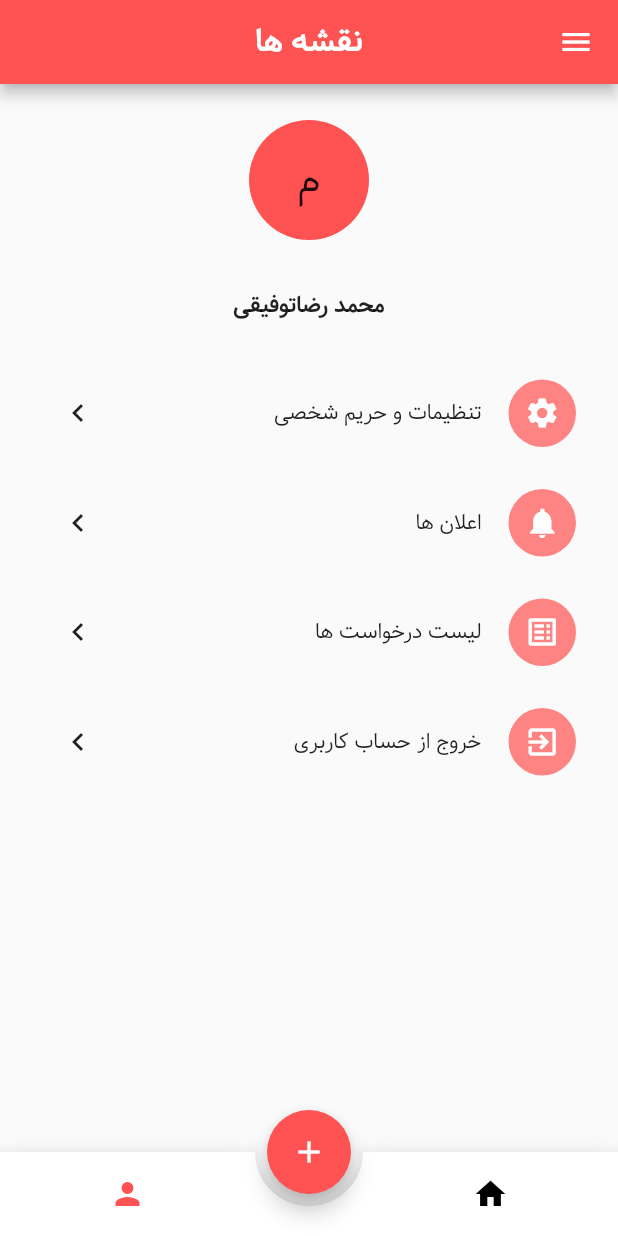
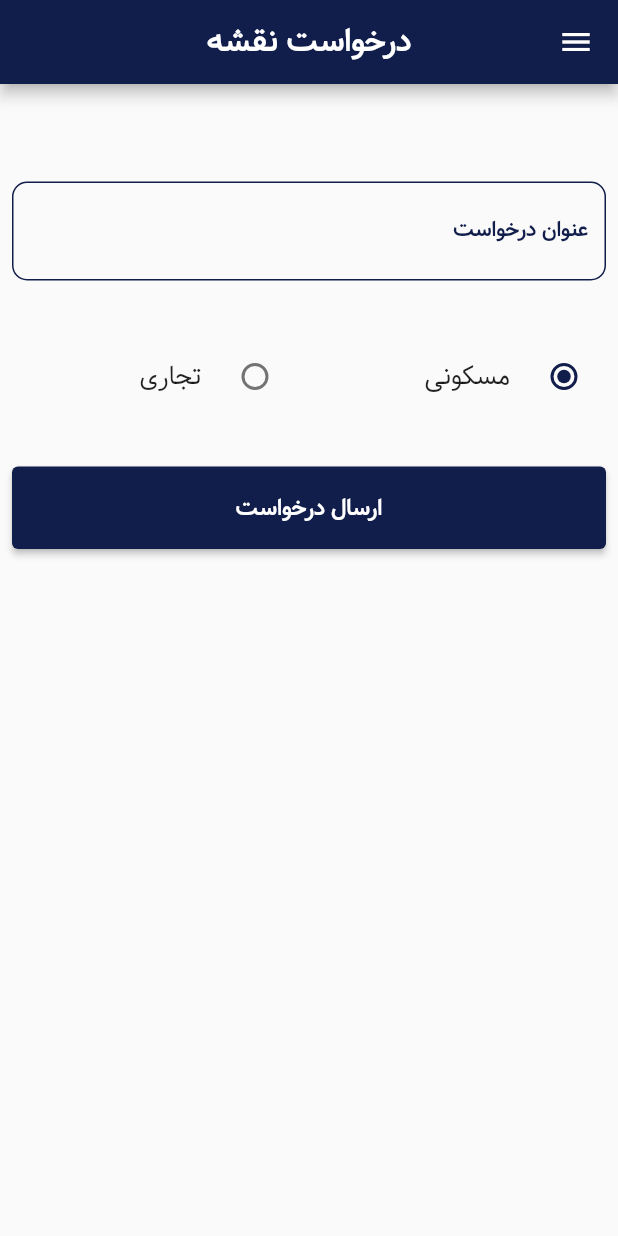
Before and after one commit to smrTofighi/naghsheha_app, a Flutter app: the screen it shows after launch, item 2 of the bottom bar chosen, after a tap on the "add" icon, on a phone screen of 412 x 824 dp. Run offline on Flutter 3.47's test engine with Material 2 defaults, Android fonts, the phone set to English and light mode, and no system bars; drawn by our look-alikes of animated_bottom_navigation_bar; our stand-ins replace dio, flutter_spinkit, get; network calls fail; statements that could not run were skipped.

Commit message:
create and design request view

```diff
--- a/lib/constant/colors.dart
+++ b/lib/constant/colors.dart
@@ -1,5 +1,5 @@
 import 'package:flutter/material.dart';
 
 class SolidColors {
-  static const Color themeColor = Colors.redAccent;
+  static const Color themeColor = Color(0xff111D4A);
 }
--- a/lib/constant/components.dart
+++ b/lib/constant/components.dart
@@ -1,5 +1,9 @@
 import 'package:flutter/material.dart';
 import 'package:get/get.dart';
+import 'package:naghsheha_app/constant/colors.dart';
+import 'package:naghsheha_app/views/request_view.dart';
+
+import '../views/login_view.dart';
 
 Widget myListTile(String title, IconData icons, Function() onPressed) {
   return Padding(
@@ -17,7 +21,7 @@ Widget myListTile(String title, IconData icons, Function() onPressed) {
                 height: 45,
                 decoration: BoxDecoration(
                     borderRadius: const BorderRadius.all(Radius.circular(1000)),
-                    color: Colors.redAccent.withOpacity(0.7)),
+                    color: SolidColors.themeColor.withOpacity(0.7)),
                 child: Icon(
                   icons,
                   color: Colors.white,
@@ -43,3 +47,99 @@ Widget myListTile(String title, IconData icons, Function() onPressed) {
     ),
   );
 }
+
+Drawer drawerApp() {
+  return Drawer(
+    child: SafeArea(
+      child: Column(
+        children: [
+          ListTile(
+            title: const Align(
+              alignment: Alignment.centerRight,
+              child: Text('ورود'),
+            ),
+            leading: const Icon(
+              Icons.person,
+              color: SolidColors.themeColor,
+            ),
+            onTap: () {
+              Get.to(const LoginView());
+            },
+          ),
+          const Divider(
+            color: SolidColors.themeColor,
+            thickness: 1,
+          ),
+          ListTile(
+            title: const Align(
+              alignment: Alignment.centerRight,
+              child: Text('ماشین حساب'),
+            ),
+            leading: const Icon(
+              Icons.calculate,
+              color: SolidColors.themeColor,
+            ),
+            onTap: () {
+              Get.to(const RequestView());
+            },
+          ),
+          ListTile(
+            title: const Align(
+              alignment: Alignment.centerRight,
+              child: Text('درخواست نقشه'),
+            ),
+            leading: const Icon(
+              Icons.map,
+              color: SolidColors.themeColor,
+            ),
+            onTap: () {},
+          ),
+          ListTile(
+            title: const Align(
+              alignment: Alignment.centerRight,
+              child: Text('تماس با ما'),
+            ),
+            leading: const Icon(
+              Icons.call,
+              color: SolidColors.themeColor,
+            ),
+            onTap: () {},
+          ),
+          ListTile(
+            title: const Align(
+              alignment: Alignment.centerRight,
+              child: Text('واتساپ'),
+            ),
+            leading: const Icon(
+              Icons.whatsapp,
+              color: SolidColors.themeColor,
+            ),
+            onTap: () {},
+          ),
+          ListTile(
+            title: const Align(
+              alignment: Alignment.centerRight,
+              child: Text('درباره ما'),
+            ),
+            leading: const Icon(
+              Icons.info,
+              color: SolidColors.themeColor,
+            ),
+            onTap: () {},
+          ),
+          ListTile(
+            title: const Align(
+              alignment: Alignment.centerRight,
+              child: Text('خروج'),
+            ),
+            leading: const Icon(
+              Icons.exit_to_app,
+              color: SolidColors.themeColor,
+            ),
+            onTap: () {},
+          ),
+        ],
+      ),
+    ),
+  );
+}
--- a/lib/constant/strings.dart
+++ b/lib/constant/strings.dart
@@ -1,3 +1,4 @@
 class Strings {
   static const String naghshehaText = 'نقشه ها';
+  static const String requestText = 'درخواست نقشه';
 }
--- a/lib/main.dart
+++ b/lib/main.dart
@@ -49,7 +49,7 @@ class NaghshehaApp extends StatelessWidget {
           ),
         ),
       ),
-      home: SplashView(),
+      home: const SplashView(),
     );
   }
 }
--- a/lib/views/main_view.dart
+++ b/lib/views/main_view.dart
@@ -4,8 +4,10 @@ import 'package:get/get.dart';
 import 'package:naghsheha_app/constant/Strings.dart';
 import 'package:naghsheha_app/constant/colors.dart';
 import 'package:naghsheha_app/views/home_view.dart';
-import 'package:naghsheha_app/views/login_view.dart';
 import 'package:naghsheha_app/views/profile_view.dart';
+import 'package:naghsheha_app/views/request_view.dart';
+
+import '../constant/components.dart';
 
 class MainView extends StatelessWidget {
   MainView({super.key});
@@ -36,103 +38,11 @@ class MainView extends StatelessWidget {
     );
   }
 
-  Drawer drawerApp() {
-    return Drawer(
-      child: SafeArea(
-        child: Column(
-          children: [
-            ListTile(
-              title: const Align(
-                alignment: Alignment.centerRight,
-                child: Text('ورود'),
-              ),
-              leading: const Icon(
-                Icons.person,
-                color: SolidColors.themeColor,
-              ),
-              onTap: () {
-                Get.to(const LoginView());
-              },
-            ),
-            const Divider(
-              color: SolidColors.themeColor,
-              thickness: 1,
-            ),
-            ListTile(
-              title: const Align(
-                alignment: Alignment.centerRight,
-                child: Text('ماشین حساب'),
-              ),
-              leading: const Icon(
-                Icons.calculate,
-                color: SolidColors.themeColor,
-              ),
-              onTap: () {},
-            ),
-            ListTile(
-              title: const Align(
-                alignment: Alignment.centerRight,
-                child: Text('درخواست نقشه'),
-              ),
-              leading: const Icon(
-                Icons.map,
-                color: SolidColors.themeColor,
-              ),
-              onTap: () {},
-            ),
-            ListTile(
-              title: const Align(
-                alignment: Alignment.centerRight,
-                child: Text('تماس با ما'),
-              ),
-              leading: const Icon(
-                Icons.call,
-                color: SolidColors.themeColor,
-              ),
-              onTap: () {},
-            ),
-            ListTile(
-              title: const Align(
-                alignment: Alignment.centerRight,
-                child: Text('واتساپ'),
-              ),
-              leading: const Icon(
-                Icons.whatsapp,
-                color: SolidColors.themeColor,
-              ),
-              onTap: () {},
-            ),
-            ListTile(
-              title: const Align(
-                alignment: Alignment.centerRight,
-                child: Text('درباره ما'),
-              ),
-              leading: const Icon(
-                Icons.info,
-                color: SolidColors.themeColor,
-              ),
-              onTap: () {},
-            ),
-            ListTile(
-              title: const Align(
-                alignment: Alignment.centerRight,
-                child: Text('خروج'),
-              ),
-              leading: const Icon(
-                Icons.exit_to_app,
-                color: SolidColors.themeColor,
-              ),
-              onTap: () {},
-            ),
-          ],
-        ),
-      ),
-    );
-  }
-
   Widget floatingActionButton() {
     return FloatingActionButton(
-      onPressed: () {},
+      onPressed: () {
+        Get.to(const RequestView());
+      },
       backgroundColor: SolidColors.themeColor,
       child: const Icon(Icons.add),
     );
--- a/lib/views/profile_view.dart
+++ b/lib/views/profile_view.dart
@@ -28,7 +28,7 @@ class ProfileView extends StatelessWidget {
             child: const Center(
               child: Text(
                 'م',
-                style: TextStyle(fontSize: 26),
+                style: TextStyle(fontSize: 26, color: Colors.white),
               ),
             ),
           ),
--- /dev/null
+++ b/lib/views/request_view.dart
@@ -0,0 +1,87 @@
+import 'package:flutter/material.dart';
+import 'package:get/get.dart';
+import 'package:naghsheha_app/constant/colors.dart';
+import 'package:naghsheha_app/constant/strings.dart';
+import 'package:naghsheha_app/views/main_view.dart';
+import '../constant/components.dart';
+
+class RequestView extends StatelessWidget {
+  const RequestView({super.key});
+
+  @override
+  Widget build(BuildContext context) {
+    return SafeArea(
+      child: Scaffold(
+        appBar: AppBar(
+          backgroundColor: SolidColors.themeColor,
+          title: const Text(Strings.requestText),
+          centerTitle: true,
+        ),
+        drawer: drawerApp(),
+        body: Column(
+          crossAxisAlignment: CrossAxisAlignment.center,
+          children: [
+            const Padding(
+              padding: EdgeInsets.fromLTRB(8, 65, 8, 36),
+              child: TextField(
+                decoration: InputDecoration(
+                  labelText: "عنوان درخواست",
+                  labelStyle: TextStyle(
+                      color: SolidColors.themeColor,
+                      fontWeight: FontWeight.w700,
+                      fontSize: 14),
+                ),
+              ),
+            ),
+            Row(
+              children: [
+                Expanded(
+                  flex: 1,
+                  child: RadioListTile(
+                    value: 1,
+                    groupValue: 1,
+                    title: Text("مسکونی"),
+                    onChanged: (newValue) {},
+                    activeColor: SolidColors.themeColor,
+                    selected: false,
+                  ),
+                ),
+                Expanded(
+                  flex: 1,
+                  child: RadioListTile(
+                    value: 0,
+                    groupValue: 1,
+                    title: Text("تجاری"),
+                    onChanged: (newValue) {},
+                    activeColor: SolidColors.themeColor,
+                    selected: false,
+                  ),
+                ),
+              ],
+            ),
+            Padding(
+              padding: const EdgeInsets.fromLTRB(8, 32, 8, 12),
+              child: SizedBox(
+                width: Get.width,
+                height: 55,
+                child: ElevatedButton(
+                  onPressed: () {
+                    Get.off(MainView());
+                    Get.snackbar('درخواست ارسال شد',
+                        'کارشناسان بعد از بررسی با شما تماس خواهند گرفت',
+                        backgroundColor: Colors.white,
+                        snackPosition: SnackPosition.BOTTOM);
+                  },
+                  style: ButtonStyle(
+                      backgroundColor:
+                          MaterialStateProperty.all(SolidColors.themeColor)),
+                  child: const Text('ارسال درخواست'),
+                ),
+              ),
+            )
+          ],
+        ),
+      ),
+    );
+  }
+}
```
